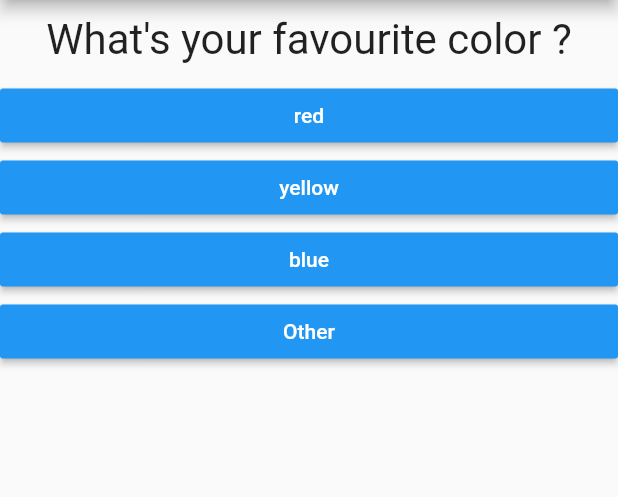
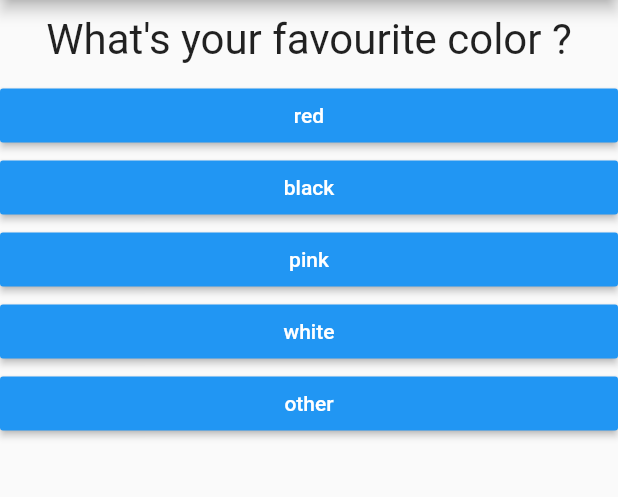
Before and after one commit to NirbhayVashisht/Quiz-App-Flutter, a Flutter app: the screen it shows after launch, on a phone screen of 412 x 824 dp, the part 84-581 px from its top. Run offline on Flutter 3.47's test engine with Material 2 defaults, Android fonts, the phone set to English and light mode, and no system bars.

Commit message:
Scoring system added

```diff
--- a/lib/main.dart
+++ b/lib/main.dart
@@ -15,23 +15,42 @@ class MyApp extends StatefulWidget {
 
 class _MyAppState extends State<MyApp> {
   var _questionIndex = 0;
+  var _totalScore = 0;
 
   final _questions = const [
     {
       'questionText': 'What\'s your favourite color ?',
-      'answers': ['red', 'yellow', 'blue', 'Other'],
+      'answers': [
+        {'text': 'red', 'score': 1},
+        {'text': 'black', 'score': 5},
+        {'text': 'pink', 'score': 10},
+        {'text': 'white', 'score': 3},
+        {'text': 'other', 'score': 5},
+      ],
     },
     {
       'questionText': 'What\'s your favourite food ?',
-      'answers': ['Indian', 'Italian', 'Chinese', 'Other'],
+      'answers': [
+        {'text': 'Indian', 'score': 1},
+        {'text': 'Italian', 'score': 1},
+        {'text': 'Chinese', 'score': 4},
+        {'text': 'Other', 'score': 4},
+      ],
     },
     {
       'questionText': 'What\'s your favourite animal ?',
-      'answers': ['Dog', 'Cat', 'Lion', 'Other'],
+      'answers': [
+        {'text': 'Dog', 'score': 1},
+        {'text': 'Cat', 'score': 10},
+        {'text': 'Cow', 'score': 1},
+        {'text': 'Snake', 'score': 10},
+        {'text': 'Other', 'score': 4},
+      ],
     },
   ];
 
-  void _answerQuestion() {
+  void _answerQuestion(int score) {
+    _totalScore = _totalScore + score;
     setState(() {
       _questionIndex++;
     });
@@ -51,7 +70,7 @@ class _MyAppState extends State<MyApp> {
                 questionIndex: _questionIndex,
                 questions: _questions,
               )
-            : Result(),
+            : Result(_totalScore),
       ),
     );
   }
--- a/lib/quiz.dart
+++ b/lib/quiz.dart
@@ -25,8 +25,8 @@ class Quiz extends StatelessWidget {
         //so below we are passing an anonymous function
         //... are spread operator
         //all this is done in lec 33 Mapping List to Widgets
-        ...(questions[questionIndex]['answers'] as List<String>).map((answer) {
-          return Answer(answerQuestion, answer);
+        ...(questions[questionIndex]['answers'] as List<Map<String,Object>>).map((answer) {
+          return Answer(() => answerQuestion(answer['score']), answer['text']);
         }).toList()
       ],
     );
```
Also changed, not shown: lib/result.dart (+26 -1 lines).
